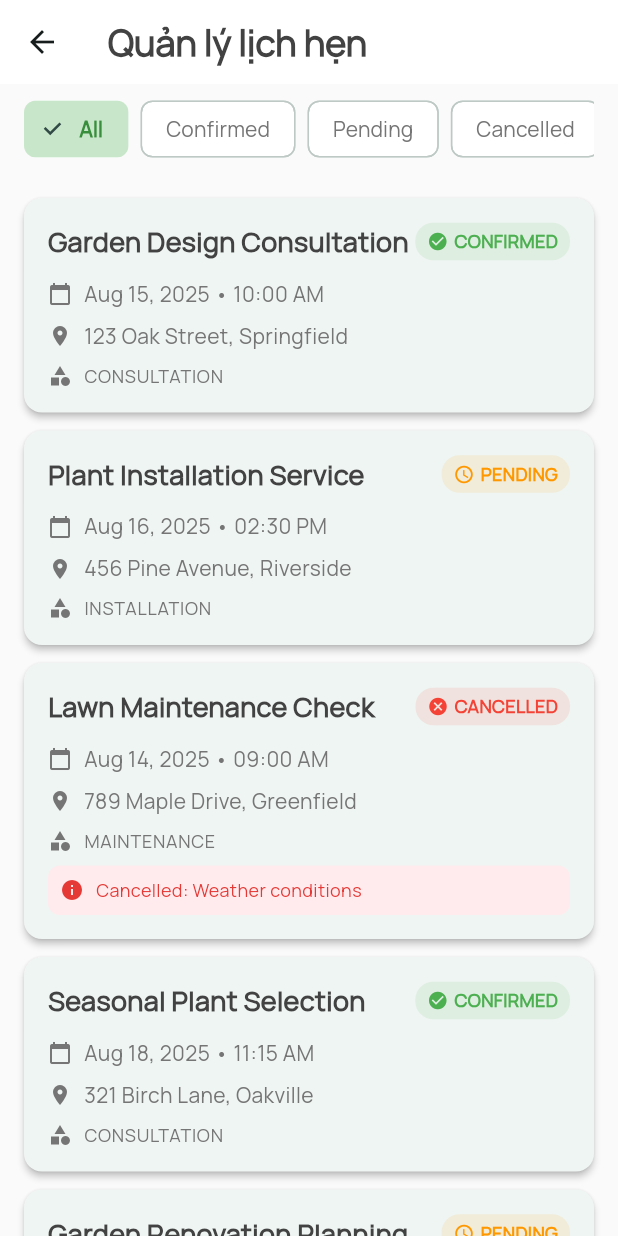
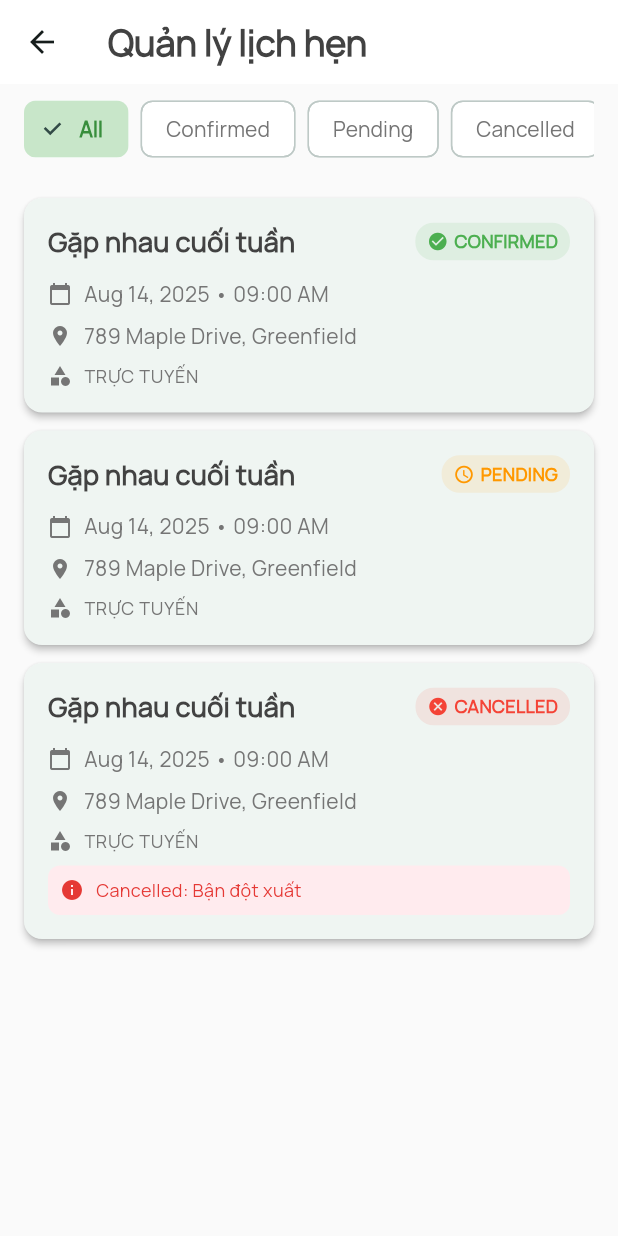
Before and after one commit to QuocPhiVong/cfv_mobile, a Flutter app: the AppointmentListScreen screen opened directly, on a phone screen of 412 x 824 dp. Run offline on Flutter 3.47's test engine with Material 3 defaults, Android fonts, the phone set to English and light mode, and no system bars; our stand-ins replace dio, get, shared_preferences, video_player; accounts and stored records are empty.

Commit message:
Fix UI for appointment

```diff
--- a/lib/screens/appointment/appointment_list.dart
+++ b/lib/screens/appointment/appointment_list.dart
@@ -13,85 +13,49 @@ class _AppointmentListScreenState extends State<AppointmentListScreen> {
   // Fake data matching your API schema
   final List<Map<String, dynamic>> appointments = [
     {
-      "appointmentId": {"random": "apt_001", "time": "2025-08-12T12:00:48.951Z"},
-      "gardenerId": {"random": "grd_001", "time": "2025-08-12T12:00:48.951Z"},
-      "retailerId": {"random": "ret_001", "time": "2025-08-12T12:00:48.951Z"},
-      "appointmentDate": "2025-08-15T10:00:00.000Z",
-      "subject": "Garden Design Consultation",
-      "location": "123 Oak Street, Springfield",
+      "appointmentId": {"random": "apt_003", "time": "2025-08-12T12:00:48.951Z"},
+      "gardenerId": {"random": "grd_003", "time": "2025-08-12T12:00:48.951Z"},
+      "retailerId": {"random": "ret_003", "time": "2025-08-12T12:00:48.951Z"},
+      "appointmentDate": "2025-08-14T09:00:00.000Z",
+      "subject": "Gặp nhau cuối tuần",
+      "location": "789 Maple Drive, Greenfield",
       "status": "confirmed",
-      "appointmentType": "consultation",
+      "appointmentType": "Trực tuyến",
       "createdAt": "2025-08-12T12:00:48.951Z",
       "updatedAt": "2025-08-12T12:00:48.951Z",
-      "cancelledBy": null,
-      "cancellationReason": null,
-      "duration": 90,
-      "description": "Initial consultation for garden design and planning"
-    },
-    {
-      "appointmentId": {"random": "apt_002", "time": "2025-08-12T12:00:48.951Z"},
-      "gardenerId": {"random": "grd_002", "time": "2025-08-12T12:00:48.951Z"},
-      "retailerId": {"random": "ret_002", "time": "2025-08-12T12:00:48.951Z"},
-      "appointmentDate": "2025-08-16T14:30:00.000Z",
-      "subject": "Plant Installation Service",
-      "location": "456 Pine Avenue, Riverside",
-      "status": "pending",
-      "appointmentType": "installation",
-      "createdAt": "2025-08-12T12:00:48.951Z",
-      "updatedAt": "2025-08-12T12:00:48.951Z",
-      "cancelledBy": null,
-      "cancellationReason": null,
-      "duration": 120,
-      "description": "Professional plant installation and setup"
+      "duration": 60,
+      "description": "UIA Skibidi Dop Dop Yes Yes"
     },
     {
       "appointmentId": {"random": "apt_003", "time": "2025-08-12T12:00:48.951Z"},
       "gardenerId": {"random": "grd_003", "time": "2025-08-12T12:00:48.951Z"},
       "retailerId": {"random": "ret_003", "time": "2025-08-12T12:00:48.951Z"},
       "appointmentDate": "2025-08-14T09:00:00.000Z",
-      "subject": "Lawn Maintenance Check",
+      "subject": "Gặp nhau cuối tuần",
+      "location": "789 Maple Drive, Greenfield",
+      "status": "pending",
+      "appointmentType": "Trực tuyến",
+      "createdAt": "2025-08-12T12:00:48.951Z",
+      "updatedAt": "2025-08-12T12:00:48.951Z",
+      "duration": 60,
+      "description": "UIA Skibidi Dop Dop Yes Yes"
+    },
+    {
+      "appointmentId": {"random": "apt_003", "time": "2025-08-12T12:00:48.951Z"},
+      "gardenerId": {"random": "grd_003", "time": "2025-08-12T12:00:48.951Z"},
+      "retailerId": {"random": "ret_003", "time": "2025-08-12T12:00:48.951Z"},
+      "appointmentDate": "2025-08-14T09:00:00.000Z",
+      "subject": "Gặp nhau cuối tuần",
       "location": "789 Maple Drive, Greenfield",
       "status": "cancelled",
-      "appointmentType": "maintenance",
+      "appointmentType": "Trực tuyến",
       "createdAt": "2025-08-12T12:00:48.951Z",
       "updatedAt": "2025-08-12T12:00:48.951Z",
-      "cancelledBy": "retailer",
-      "cancellationReason": "Weather conditions",
+      "cancelledBy": "Vòng Quốc Phi",
+      "cancellationReason": "Bận đột xuất",
       "duration": 60,
-      "description": "Regular lawn maintenance and health check"
+      "description": "UIA Skibidi Dop Dop Yes Yes"
     },
-    {
-      "appointmentId": {"random": "apt_004", "time": "2025-08-12T12:00:48.951Z"},
-      "gardenerId": {"random": "grd_001", "time": "2025-08-12T12:00:48.951Z"},
-      "retailerId": {"random": "ret_004", "time": "2025-08-12T12:00:48.951Z"},
-      "appointmentDate": "2025-08-18T11:15:00.000Z",
-      "subject": "Seasonal Plant Selection",
-      "location": "321 Birch Lane, Oakville",
-      "status": "confirmed",
-      "appointmentType": "consultation",
-      "createdAt": "2025-08-12T12:00:48.951Z",
-      "updatedAt": "2025-08-12T12:00:48.951Z",
-      "cancelledBy": null,
-      "cancellationReason": null,
-      "duration": 75,
-      "description": "Consultation for seasonal plant selection and care"
-    },
-    {
-      "appointmentId": {"random": "apt_005", "time": "2025-08-12T12:00:48.951Z"},
-      "gardenerId": {"random": "grd_004", "time": "2025-08-12T12:00:48.951Z"},
-      "retailerId": {"random": "ret_005", "time": "2025-08-12T12:00:48.951Z"},
-      "appointmentDate": "2025-08-20T16:00:00.000Z",
-      "subject": "Garden Renovation Planning",
-      "location": "654 Cedar Court, Hillside",
-      "status": "pending",
-      "appointmentType": "planning",
-      "createdAt": "2025-08-12T12:00:48.951Z",
-      "updatedAt": "2025-08-12T12:00:48.951Z",
-      "cancelledBy": null,
-      "cancellationReason": null,
-      "duration": 150,
-      "description": "Comprehensive planning for garden renovation project"
-    }
   ];
 
   List<Map<String, dynamic>> get filteredAppointments {
```
Also changed, not shown: lib/screens/appointment/appointment_detail.dart (+28 -11 lines), lib/screens/appointment/appointment_success.dart (+8 -0 lines), lib/screens/appointment/create_appointment.dart (+91 -28 lines).
